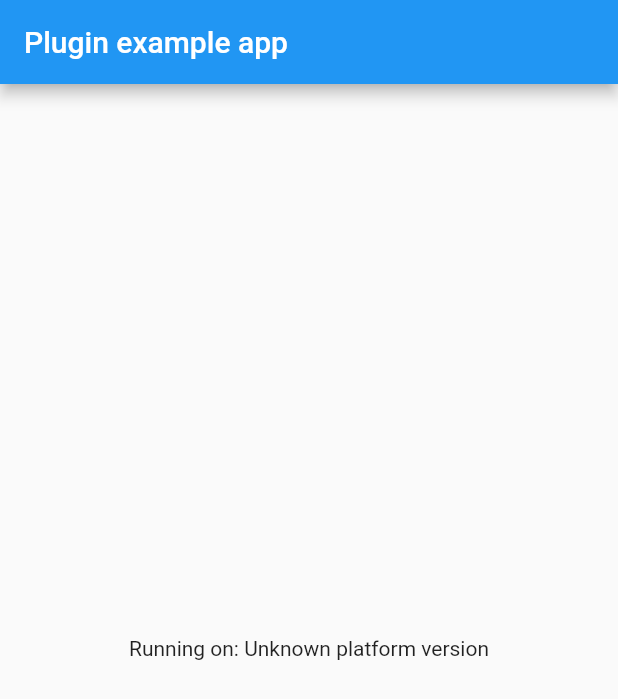
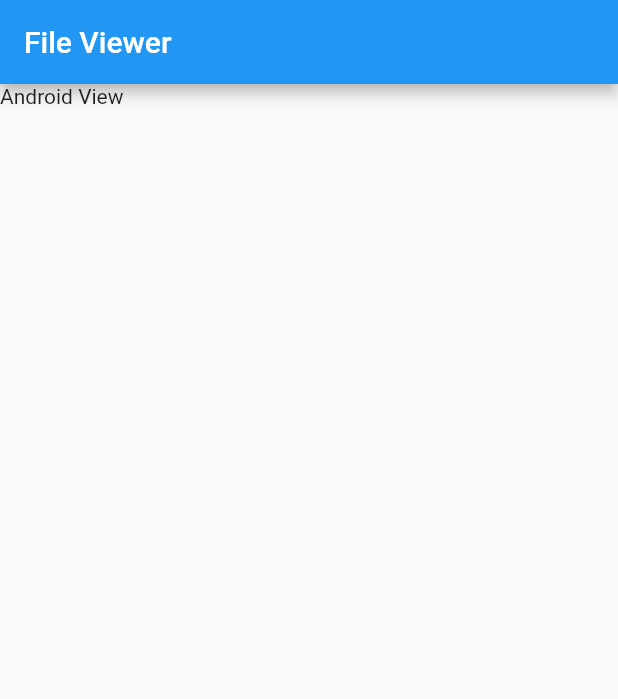
Before and after one commit to santaarturio/file_viewer, a Flutter app: the screen it shows after launch, on a phone screen of 412 x 824 dp. Shown: the top 699 px of the screen. Run offline on Flutter 3.47's test engine with Material 2 defaults, Android fonts, the phone set to English and light mode, and no system bars.

Commit message:
base setup

```diff
--- a/example/lib/main.dart
+++ b/example/lib/main.dart
@@ -1,12 +1,7 @@
 import 'package:flutter/material.dart';
-import 'dart:async';
-
-import 'package:flutter/services.dart';
 import 'package:file_viewer/file_viewer.dart';
 
-void main() {
-  runApp(const MyApp());
-}
+void main() => runApp(const MyApp());
 
 class MyApp extends StatefulWidget {
   const MyApp({Key? key}) : super(key: key);
@@ -16,46 +11,13 @@ class MyApp extends StatefulWidget {
 }
 
 class _MyAppState extends State<MyApp> {
-  String _platformVersion = 'Unknown';
-
-  @override
-  void initState() {
-    super.initState();
-    initPlatformState();
-  }
-
-  // Platform messages are asynchronous, so we initialize in an async method.
-  Future<void> initPlatformState() async {
-    String platformVersion;
-    // Platform messages may fail, so we use a try/catch PlatformException.
-    // We also handle the message potentially returning null.
-    try {
-      platformVersion =
-          await FileViewer.platformVersion ?? 'Unknown platform version';
-    } on PlatformException {
-      platformVersion = 'Failed to get platform version.';
-    }
-
-    // If the widget was removed from the tree while the asynchronous platform
-    // message was in flight, we want to discard the reply rather than calling
-    // setState to update our non-existent appearance.
-    if (!mounted) return;
-
-    setState(() {
-      _platformVersion = platformVersion;
-    });
-  }
 
   @override
   Widget build(BuildContext context) {
     return MaterialApp(
       home: Scaffold(
-        appBar: AppBar(
-          title: const Text('Plugin example app'),
-        ),
-        body: Center(
-          child: Text('Running on: $_platformVersion\n'),
-        ),
+        appBar: AppBar(title: const Text('File Viewer')),
+        body: const LocalFileViewer(filePath: 'assets/local_file.docx', whileLoading: Text('loading'))
       ),
     );
   }
--- a/example/pubspec.yaml
+++ b/example/pubspec.yaml
@@ -22,5 +22,6 @@ dev_dependencies:
   flutter_lints: ^1.0.0
 
 flutter:
-
   uses-material-design: true
+  assets:
+    - assets/
--- a/lib/file_viewer.dart
+++ b/lib/file_viewer.dart
@@ -1,11 +1,2 @@
-import 'dart:async';
-import 'package:flutter/services.dart';
-
-class FileViewer {
-  static const MethodChannel _channel = MethodChannel('file_viewer');
-
-  static Future<String?> get platformVersion async {
-    final String? version = await _channel.invokeMethod('getPlatformVersion');
-    return version;
-  }
-}
+export 'src/file_viewer.dart';
+export 'src/view/local_file_viewer.dart';
--- /dev/null
+++ b/lib/src/file_viewer.dart
@@ -0,0 +1,11 @@
+import 'dart:async';
+import 'package:flutter/services.dart';
+
+class FileViewer {
+  static const MethodChannel _channel = MethodChannel('file_viewer');
+
+  static Future<String?> get platformVersion async {
+    final String? version = await _channel.invokeMethod('getPlatformVersion');
+    return version;
+  }
+}
--- /dev/null
+++ b/lib/src/view/local_file_viewer.dart
@@ -0,0 +1,39 @@
+import 'dart:io';
+
+import 'package:flutter/widgets.dart';
+
+class LocalFileViewer extends StatefulWidget {
+
+  /// Path to the local file
+  final String filePath;
+
+  /// Widget that should be presented while file is loading
+  final Widget? whileLoading;
+
+  const LocalFileViewer({
+    Key? key,
+    required this.filePath,
+    this.whileLoading,
+  }) : super(key: key);
+
+  @override
+  State<StatefulWidget> createState() => _LocalFileViewerState();
+}
+
+class _LocalFileViewerState extends State<LocalFileViewer> {
+
+  @override
+  Widget build(BuildContext context) {
+    return Platform.isIOS
+      ? _createIosView()
+      : _createAndroidView();
+  }
+
+  Widget _createIosView() {
+    return const Text('iOS View');
+  }
+
+  Widget _createAndroidView() {
+    return const Text('Android View');
+  }
+}
```
Also changed, not shown: 7 other files.
